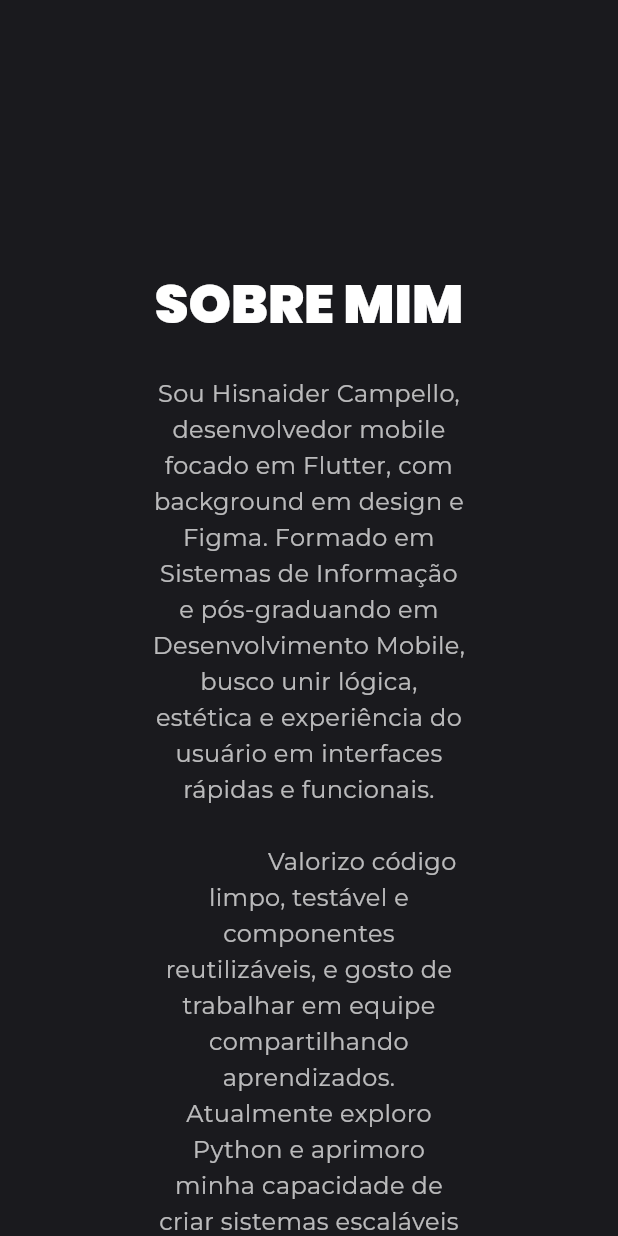
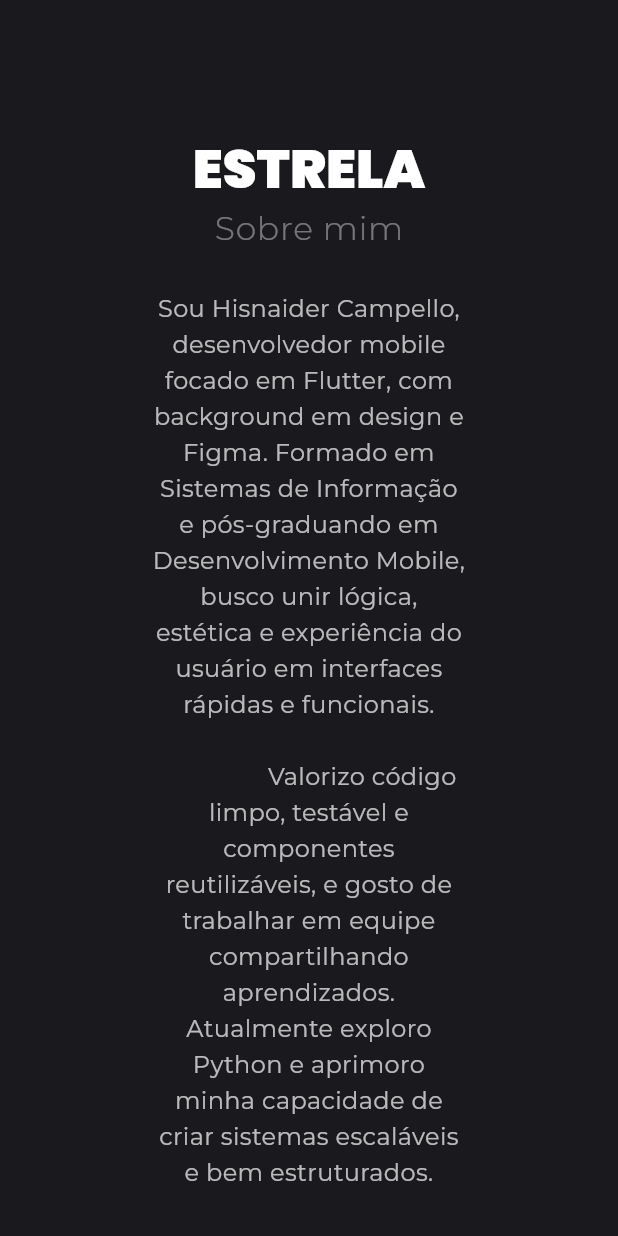
Before and after one commit to hisnaider/portfolio, a Flutter app: the AboutMePage widget shown alone on an empty page, opened directly, on a phone screen of 412 x 824 dp. Run offline on Flutter 3.47's test engine with Material 3 defaults, Android fonts, the phone set to English and light mode, and no system bars; our stand-ins replace flutter_svg, visibility_detector; missing offline and left inert: dart:html; project files that could hold a hidden picture were left out.

Commit message:
Refactor main page structure and animations
- Updated SectionContainer padding to include bottom padding.
- Replaced CustomScrollView with SmoothScroll for better scroll handling.
- Simplified IntroSection to use SliverPersistentHeader for smoother transitions.
- Added BottomToTopAnimation widget for animated entry of skills sections.
- Introduced SectionDivider widget for better visual separation between sections.
- Removed unused ScrollableContainer and SliverIntroSectionScroll widgets.
- Updated HeroPage and MiniStarSystem to streamline animations.
- Enhanced HighlightPage with visibility detection for better performance.
- Updated RecommendationsPage with new recommendation data.
- Updated pubspec.yaml and pubspec.lock for dependency management.

```diff
--- a/lib/core/commons/widgets/section_container.dart
+++ b/lib/core/commons/widgets/section_container.dart
@@ -8,7 +8,7 @@ class SectionContainer extends StatelessWidget {
       this.subtitle,
       required this.child,
       this.maxWidth = 1500,
-      this.padding = const EdgeInsets.fromLTRB(0, 60, 0, 0)});
+      this.padding = const EdgeInsets.fromLTRB(0, 60, 0, 60)});
   final String title;
   final String? subtitle;
   final Widget child;
@@ -40,7 +40,6 @@ class SectionContainer extends StatelessWidget {
                 ),
               const SizedBox(height: 24),
               child,
-              const SizedBox(height: 100),
             ],
           ),
         ),
--- a/lib/src/main_page/views/about_me/about_me_page.dart
+++ b/lib/src/main_page/views/about_me/about_me_page.dart
@@ -3,6 +3,7 @@ import 'package:portfolio/core/commons/enum/skills_enum.dart';
 import 'package:portfolio/core/commons/widgets/section_container.dart';
 import 'package:portfolio/core/values/my_data.dart';
 import 'package:portfolio/src/main_page/views/about_me/widgets/skill.dart';
+import 'package:portfolio/src/main_page/widgets/bottom_to_top_animation.dart';
 
 class AboutMePage extends StatelessWidget {
   const AboutMePage({super.key});
@@ -10,8 +11,9 @@ class AboutMePage extends StatelessWidget {
   @override
   Widget build(BuildContext context) {
     return SectionContainer(
-      title: 'Sobre mim',
-      padding: const EdgeInsets.fromLTRB(100, 180, 100, 0),
+      title: 'Estrela',
+      subtitle: 'Sobre mim',
+      padding: const EdgeInsets.fromLTRB(100, 90, 100, 0),
       child: Column(
         crossAxisAlignment: CrossAxisAlignment.center,
         children: [
@@ -23,7 +25,9 @@ class AboutMePage extends StatelessWidget {
             textAlign: TextAlign.center,
           ),
           const SizedBox(height: 60),
-          Column(
+          BottomToTopAnimation(
+            key: ValueKey('hardSkill'),
+            child: Column(
               children: [
                 Text(
                   'Habilidades Técnicas',
@@ -58,8 +62,11 @@ class AboutMePage extends StatelessWidget {
                 ),
               ],
             ),
+          ),
           const SizedBox(height: 60),
-          Column(
+          BottomToTopAnimation(
+            key: ValueKey('softSkill'),
+            child: Column(
               children: [
                 Text(
                   'Soft Skills',
@@ -78,6 +85,7 @@ class AboutMePage extends StatelessWidget {
                 ),
               ],
             ),
+          ),
           const SizedBox(height: 90),
         ],
       ),
--- a/lib/src/main_page/views/hero_page/widget/mini_star_system.dart
+++ b/lib/src/main_page/views/hero_page/widget/mini_star_system.dart
@@ -4,10 +4,8 @@ import 'package:portfolio/src/features/orbiting_system/controller/time_controlle
 import 'package:portfolio/src/main_page/views/hero_page/entities/hero_page_objects.dart';
 
 class MiniStarSystem extends StatefulWidget {
-  const MiniStarSystem(
-      {super.key, required this.skillScale, required this.skillScaleDown});
+  const MiniStarSystem({super.key, required this.skillScale});
   final double skillScale;
-  final double skillScaleDown;
 
   @override
   State<MiniStarSystem> createState() => _MiniStarSystemState();
@@ -50,8 +48,7 @@ class _MiniStarSystemState extends State<MiniStarSystem>
         return CustomPaint(
           size: Size.infinite,
           painter: _MiniStarSystemPainter(
-              objects: objects,
-              skillScale: widget.skillScale - widget.skillScaleDown),
+              objects: objects, skillScale: widget.skillScale),
 
           ///child: Container(),
         );
--- a/lib/src/main_page/views/recommendations/recommendations_page.dart
+++ b/lib/src/main_page/views/recommendations/recommendations_page.dart
@@ -66,7 +66,7 @@ final List<RecommendationEntity> _recommendations = [
     date: DateTime(2025, 7, 7),
   ),
   RecommendationEntity(
-    name: 'Lisandro Tavares da Silva',
+    name: 'Mikael Farias',
     role: 'Pesquisador Junior da área de visão computacional',
     text: '''
     Hisnaider é um excelente profissional, com sólidos conhecimentos em Flutter e desenvolvimento mobile. Tem ótima comunicação e trabalha muito bem em equipe. Sem dúvida, tê-lo na equipe será um grande diferencial técnico.
--- /dev/null
+++ b/lib/src/main_page/widgets/bottom_to_top_animation.dart
@@ -0,0 +1,67 @@
+import 'package:flutter/material.dart';
+import 'package:visibility_detector/visibility_detector.dart';
+
+class BottomToTopAnimation extends StatefulWidget {
+  final Widget child;
+
+  const BottomToTopAnimation({
+    required super.key,
+    required this.child,
+  });
+
+  @override
+  State<BottomToTopAnimation> createState() => _BottomToTopAnimationState();
+}
+
+class _BottomToTopAnimationState extends State<BottomToTopAnimation>
+    with SingleTickerProviderStateMixin {
+  late AnimationController _controller;
+  late Animation<double> _opacity;
+  late Animation<Offset> _offset;
+  @override
+  void initState() {
+    super.initState();
+
+    _controller = AnimationController(
+      duration: Duration(milliseconds: 1000),
+      vsync: this,
+    );
+
+    _opacity = Tween<double>(begin: 0, end: 1).animate(
+      CurvedAnimation(
+        parent: _controller,
+        curve: Curves.easeOut,
+      ),
+    );
+
+    _offset = Tween<Offset>(
+      begin: const Offset(0, 0.20), // 20% da altura pra baixo
+      end: Offset.zero,
+    ).animate(
+      CurvedAnimation(
+        parent: _controller,
+        curve: Curves.easeOut,
+      ),
+    );
+  }
+
+  @override
+  Widget build(BuildContext context) {
+    return VisibilityDetector(
+      key: widget.key!,
+      onVisibilityChanged: (info) {
+        if (info.visibleFraction == 1 &&
+            _controller.status == AnimationStatus.dismissed) {
+          _controller.forward();
+        }
+      },
+      child: FadeTransition(
+        opacity: _opacity,
+        child: SlideTransition(
+          position: _offset,
+          child: widget.child,
+        ),
+      ),
+    );
+  }
+}
--- a/pubspec.yaml
+++ b/pubspec.yaml
@@ -9,8 +9,8 @@ environment:
 dependencies:
   flutter:
     sdk: flutter
-  flutter_formy: ^0.4.2
   flutter_svg: ^2.1.0
+  visibility_detector: ^0.4.0+2
 
 dev_dependencies:
   flutter_test:
```
Also changed, not shown: lib/src/main_page/main_page.dart (+27 -138 lines), lib/src/main_page/sections/intro_section.dart (+47 -55 lines), lib/src/main_page/views/hero_page/hero_page.dart (+2 -10 lines), lib/src/main_page/views/highlight/highlight_page.dart (+9 -2 lines), lib/src/main_page/widgets/scrollable_container.dart (deleted, +0 -156 lines), lib/src/main_page/widgets/section_divider.dart (added, +20 -0 lines), lib/src/main_page/widgets/sliver_intro_section_scroll.dart (deleted, +0 -76 lines), lib/src/main_page/widgets/smooth_scroll.dart (added, +48 -0 lines), pubspec.lock. Lines whose indentation alone changed are shown as unchanged.
